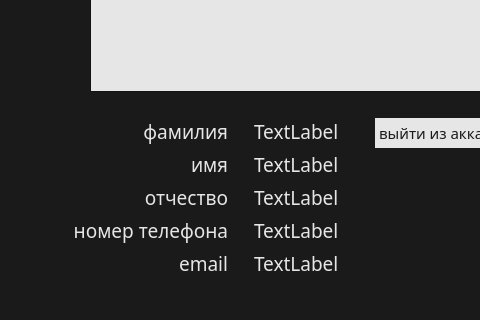
Above: states/clientState/clientshomepage.ui from NotZahar/bookstore before the change; both pictures show x 0 to 480 and y 280 to 600 of the 700 by 600 pixel window. Below: the same form after it.
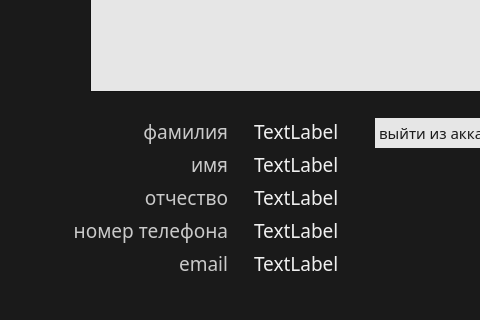
That is the form after the change.

```diff
--- a/states/clientState/clientshomepage.ui
+++ b/states/clientState/clientshomepage.ui
@@ -22,9 +22,9 @@
      <colorrole role="WindowText">
       <brush brushstyle="SolidPattern">
        <color alpha="255">
-        <red>230</red>
-        <green>230</green>
-        <blue>230</blue>
+        <red>240</red>
+        <green>240</green>
+        <blue>240</blue>
        </color>
       </brush>
      </colorrole>
@@ -114,9 +114,9 @@
      <colorrole role="WindowText">
       <brush brushstyle="SolidPattern">
        <color alpha="255">
-        <red>230</red>
-        <green>230</green>
-        <blue>230</blue>
+        <red>240</red>
+        <green>240</green>
+        <blue>240</blue>
        </color>
       </brush>
      </colorrole>
@@ -508,6 +508,43 @@
         <layout class="QGridLayout" name="gridLayout">
          <item row="0" column="0">
           <widget class="QLabel" name="label_3">
+           <property name="palette">
+            <palette>
+             <active>
+              <colorrole role="WindowText">
+               <brush brushstyle="SolidPattern">
+                <color alpha="255">
+                 <red>202</red>
+                 <green>202</green>
+                 <blue>202</blue>
+                </color>
+               </brush>
+              </colorrole>
+             </active>
+             <inactive>
+              <colorrole role="WindowText">
+               <brush brushstyle="SolidPattern">
+                <color alpha="255">
+                 <red>202</red>
+                 <green>202</green>
+                 <blue>202</blue>
+                </color>
+               </brush>
+              </colorrole>
+             </inactive>
+             <disabled>
+              <colorrole role="WindowText">
+               <brush brushstyle="SolidPattern">
+                <color alpha="255">
+                 <red>120</red>
+                 <green>120</green>
+                 <blue>120</blue>
+                </color>
+               </brush>
+              </colorrole>
+             </disabled>
+            </palette>
+           </property>
            <property name="text">
             <string>&lt;html&gt;&lt;head/&gt;&lt;body&gt;&lt;p align=&quot;right&quot;&gt;&lt;span style=&quot; font-size:14pt;&quot;&gt;фамилия&lt;/span&gt;&lt;/p&gt;&lt;/body&gt;&lt;/html&gt;</string>
            </property>
@@ -544,6 +581,43 @@
          </item>
          <item row="1" column="0">
           <widget class="QLabel" name="label_4">
+           <property name="palette">
+            <palette>
+             <active>
+              <colorrole role="WindowText">
+               <brush brushstyle="SolidPattern">
+                <color alpha="255">
+                 <red>202</red>
+                 <green>202</green>
+                 <blue>202</blue>
+                </color>
+               </brush>
+              </colorrole>
+             </active>
+             <inactive>
+              <colorrole role="WindowText">
+               <brush brushstyle="SolidPattern">
+                <color alpha="255">
+                 <red>202</red>
+                 <green>202</green>
+                 <blue>202</blue>
+                </color>
+               </brush>
+              </colorrole>
+             </inactive>
+             <disabled>
+              <colorrole role="WindowText">
+               <brush brushstyle="SolidPattern">
+                <color alpha="255">
+                 <red>120</red>
+                 <green>120</green>
+                 <blue>120</blue>
+                </color>
+               </brush>
+              </colorrole>
+             </disabled>
+            </palette>
+           </property>
            <property name="text">
             <string>&lt;html&gt;&lt;head/&gt;&lt;body&gt;&lt;p align=&quot;right&quot;&gt;&lt;span style=&quot; font-size:14pt;&quot;&gt;имя&lt;/span&gt;&lt;/p&gt;&lt;/body&gt;&lt;/html&gt;</string>
            </property>
@@ -580,6 +654,43 @@
          </item>
          <item row="2" column="0">
           <widget class="QLabel" name="label_5">
+           <property name="palette">
+            <palette>
+             <active>
+              <colorrole role="WindowText">
+               <brush brushstyle="SolidPattern">
+                <color alpha="255">
+                 <red>202</red>
+                 <green>202</green>
+                 <blue>202</blue>
+                </color>
+               </brush>
+              </colorrole>
+             </active>
+             <inactive>
+              <colorrole role="WindowText">
+               <brush brushstyle="SolidPattern">
+                <color alpha="255">
+                 <red>202</red>
+                 <green>202</green>
+                 <blue>202</blue>
+                </color>
+               </brush>
+              </colorrole>
+             </inactive>
+             <disabled>
+              <colorrole role="WindowText">
+               <brush brushstyle="SolidPattern">
+                <color alpha="255">
+                 <red>120</red>
+                 <green>120</green>
+                 <blue>120</blue>
+                </color>
+               </brush>
+              </colorrole>
+             </disabled>
+            </palette>
+           </property>
            <property name="font">
             <font>
              <family>Ubuntu Mono</family>
@@ -622,6 +733,43 @@
          </item>
          <item row="3" column="0">
           <widget class="QLabel" name="label_6">
+           <property name="palette">
+            <palette>
+             <active>
+              <colorrole role="WindowText">
+               <brush brushstyle="SolidPattern">
+                <color alpha="255">
+                 <red>202</red>
+                 <green>202</green>
+                 <blue>202</blue>
+                </color>
+               </brush>
+              </colorrole>
+             </active>
+             <inactive>
+              <colorrole role="WindowText">
+               <brush brushstyle="SolidPattern">
+                <color alpha="255">
+                 <red>202</red>
+                 <green>202</green>
+                 <blue>202</blue>
+                </color>
+               </brush>
+              </colorrole>
+             </inactive>
+             <disabled>
+              <colorrole role="WindowText">
+               <brush brushstyle="SolidPattern">
+                <color alpha="255">
+                 <red>120</red>
+                 <green>120</green>
+                 <blue>120</blue>
+                </color>
+               </brush>
+              </colorrole>
+             </disabled>
+            </palette>
+           </property>
            <property name="font">
             <font>
              <family>Ubuntu Mono</family>
@@ -664,6 +812,43 @@
          </item>
          <item row="4" column="0">
           <widget class="QLabel" name="label_7">
+           <property name="palette">
+            <palette>
+             <active>
+              <colorrole role="WindowText">
+               <brush brushstyle="SolidPattern">
+                <color alpha="255">
+                 <red>202</red>
+                 <green>202</green>
+                 <blue>202</blue>
+                </color>
+               </brush>
+              </colorrole>
+             </active>
+             <inactive>
+              <colorrole role="WindowText">
+               <brush brushstyle="SolidPattern">
+                <color alpha="255">
+                 <red>202</red>
+                 <green>202</green>
+                 <blue>202</blue>
+                </color>
+               </brush>
+              </colorrole>
+             </inactive>
+             <disabled>
+              <colorrole role="WindowText">
+               <brush brushstyle="SolidPattern">
+                <color alpha="255">
+                 <red>120</red>
+                 <green>120</green>
+                 <blue>120</blue>
+                </color>
+               </brush>
+              </colorrole>
+             </disabled>
+            </palette>
+           </property>
            <property name="font">
             <font>
              <family>Ubuntu Mono</family>
```
